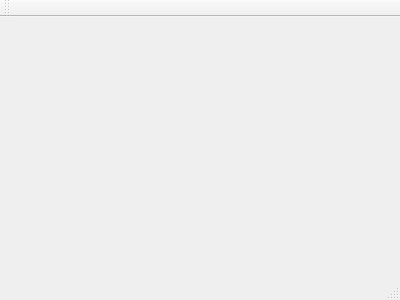
Qt form mainwindow.ui (Sparklester/QLauncher) before a commit.
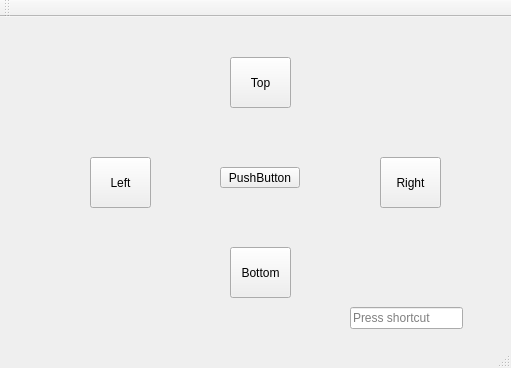
The same form after that commit.

Patch:
```diff
--- a/mainwindow.ui
+++ b/mainwindow.ui
@@ -1,24 +1,115 @@
 <ui version="4.0">
  <class>MainWindow</class>
- <widget class="QMainWindow" name="MainWindow" >
-  <property name="geometry" >
+ <widget class="QMainWindow" name="MainWindow">
+  <property name="geometry">
    <rect>
     <x>0</x>
     <y>0</y>
-    <width>400</width>
-    <height>300</height>
+    <width>511</width>
+    <height>368</height>
    </rect>
   </property>
   <property name="windowTitle" >
    <string>MainWindow</string>
   </property>
-  <widget class="QMenuBar" name="menuBar" />
-  <widget class="QToolBar" name="mainToolBar" />
-  <widget class="QWidget" name="centralWidget" />
-  <widget class="QStatusBar" name="statusBar" />
+  <widget class="QWidget" name="centralWidget">
+   <widget class="QPushButton" name="top">
+    <property name="geometry">
+     <rect>
+      <x>230</x>
+      <y>40</y>
+      <width>61</width>
+      <height>51</height>
+     </rect>
+    </property>
+    <property name="text">
+     <string>Top</string>
+    </property>
+   </widget>
+   <widget class="QPushButton" name="left">
+    <property name="geometry">
+     <rect>
+      <x>90</x>
+      <y>140</y>
+      <width>61</width>
+      <height>51</height>
+     </rect>
+    </property>
+    <property name="text">
+     <string>Left</string>
+    </property>
+   </widget>
+   <widget class="QPushButton" name="menu">
+    <property name="geometry">
+     <rect>
+      <x>220</x>
+      <y>150</y>
+      <width>80</width>
+      <height>21</height>
+     </rect>
+    </property>
+    <property name="text">
+     <string>PushButton</string>
+    </property>
+   </widget>
+   <widget class="QPushButton" name="right">
+    <property name="geometry">
+     <rect>
+      <x>380</x>
+      <y>140</y>
+      <width>61</width>
+      <height>51</height>
+     </rect>
+    </property>
+    <property name="text">
+     <string>Right</string>
+    </property>
+   </widget>
+   <widget class="QPushButton" name="bottom">
+    <property name="geometry">
+     <rect>
+      <x>230</x>
+      <y>230</y>
+      <width>61</width>
+      <height>51</height>
+     </rect>
+    </property>
+    <property name="text">
+     <string>Bottom</string>
+    </property>
+   </widget>
+   <widget class="QKeySequenceEdit" name="keySequenceEdit">
+    <property name="geometry">
+     <rect>
+      <x>350</x>
+      <y>290</y>
+      <width>113</width>
+      <height>22</height>
+     </rect>
+    </property>
+   </widget>
+  </widget>
+  <widget class="QMenuBar" name="menuBar">
+   <property name="geometry">
+    <rect>
+     <x>0</x>
+     <y>0</y>
+     <width>511</width>
+     <height>20</height>
+    </rect>
+   </property>
+  </widget>
+  <widget class="QToolBar" name="mainToolBar">
+   <attribute name="toolBarArea">
+    <enum>TopToolBarArea</enum>
+   </attribute>
+   <attribute name="toolBarBreak">
+    <bool>false</bool>
+   </attribute>
+  </widget>
+  <widget class="QStatusBar" name="statusBar"/>
  </widget>
- <layoutDefault spacing="6" margin="11" />
- <pixmapfunction></pixmapfunction>
+ <layoutdefault spacing="6" margin="11"/>
  <resources/>
  <connections/>
 </ui>
```
Left out of the diff: 3 changed lines with no effect on the pictures.
